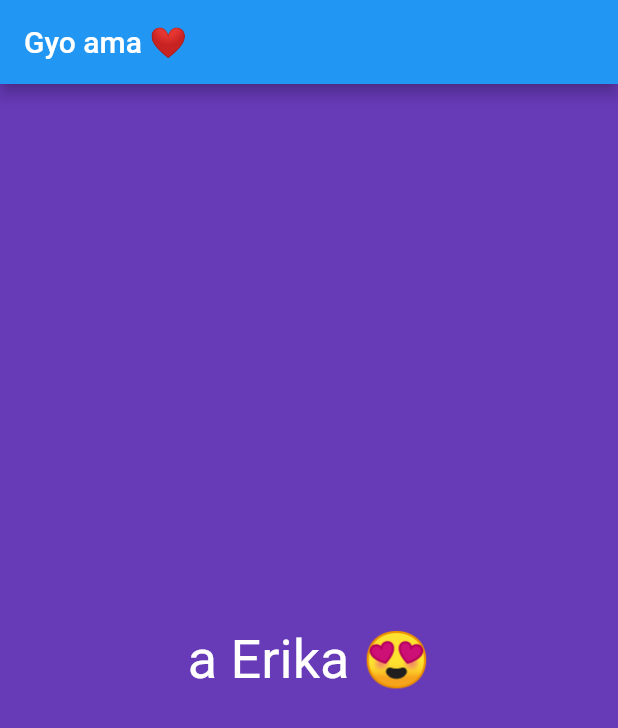
After one commit to Firecloudfelblood/firstflutter, a Flutter app: the screen it shows after launch, on a phone screen of 412 x 824 dp. The commit adds this screen. Shown: the top 728 px of the screen. Run offline on Flutter 3.47's test engine with Material 2 defaults, Android fonts, the phone set to English and light mode, and no system bars.

Commit message:
separated the screen into its own class

```diff
--- /dev/null
+++ b/lib/screens/home.dart
@@ -0,0 +1,26 @@
+import 'package:flutter/material.dart';
+
+class home extends StatelessWidget{
+  @override
+  Widget build(BuildContext context) {
+    return MaterialApp(
+      debugShowCheckedModeBanner: false,
+      title: "Hello Amor",
+      home: Scaffold(appBar: AppBar(
+        title: Text("Gyo ama ❤️"),
+      ),
+        body: Material(
+          color: Colors.deepPurple,
+          child: Center(
+            child: Text(
+              "a Erika 😍",
+              textDirection: TextDirection.ltr,
+              style: TextStyle(color: Colors.white, fontSize: 36.0),
+            ),
+          ),
+        ),
+      ),
+    );
+  }
+
+}
```
Also changed, not shown: lib/main.dart (+2 -21 lines).
